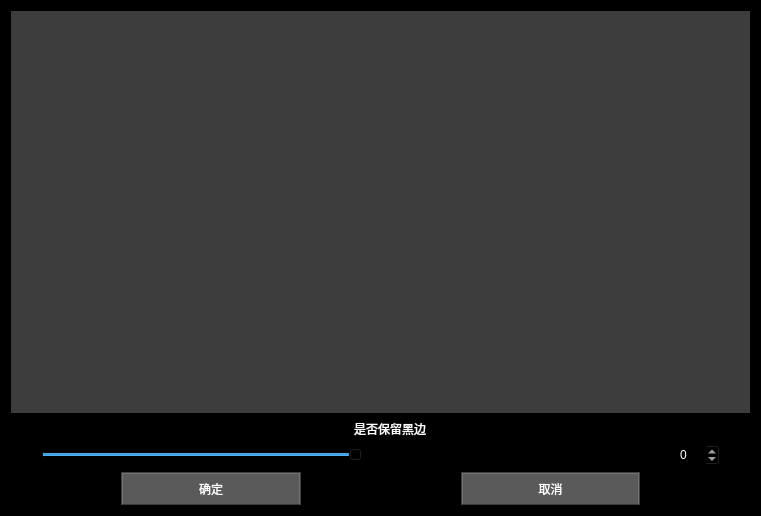
Old version of the form Image/Image_Rotate_ui.ui in the repository SundalandBR/Image.
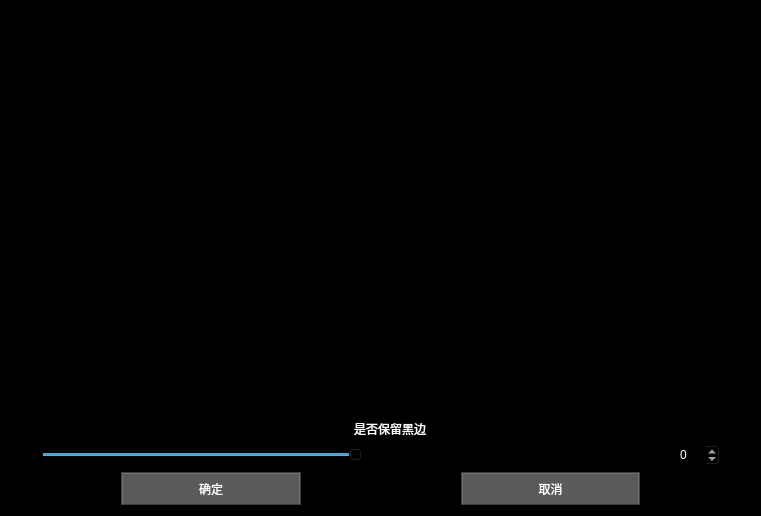
New version of the form.

What changed in the file:
```diff
--- a/Image/Image_Rotate_ui.ui
+++ b/Image/Image_Rotate_ui.ui
@@ -207,8 +207,7 @@
        </size>
       </property>
       <property name="styleSheet">
-       <string notr="true">background-color: rgb(249, 250, 251);
-background-color: rgb(61, 61, 61);</string>
+       <string notr="true"/>
       </property>
       <property name="frameShadow">
        <enum>QFrame::Raised</enum>
```
